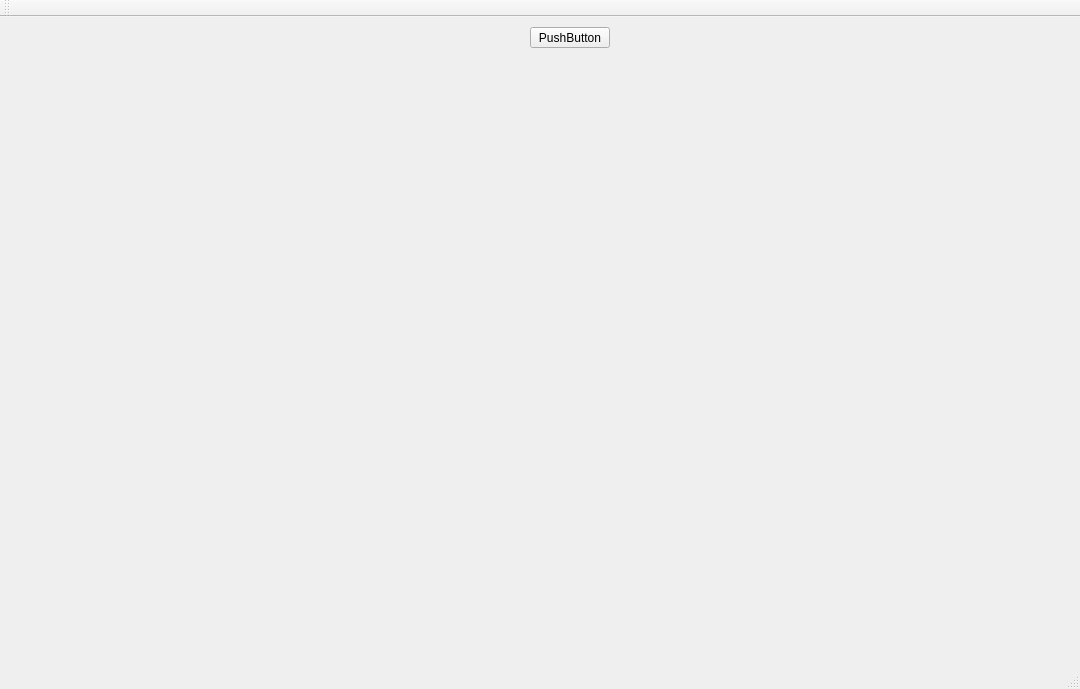
Above: mainwindow.ui from MOonRails/MoUI_onRails before the change. Below: the same form after it.
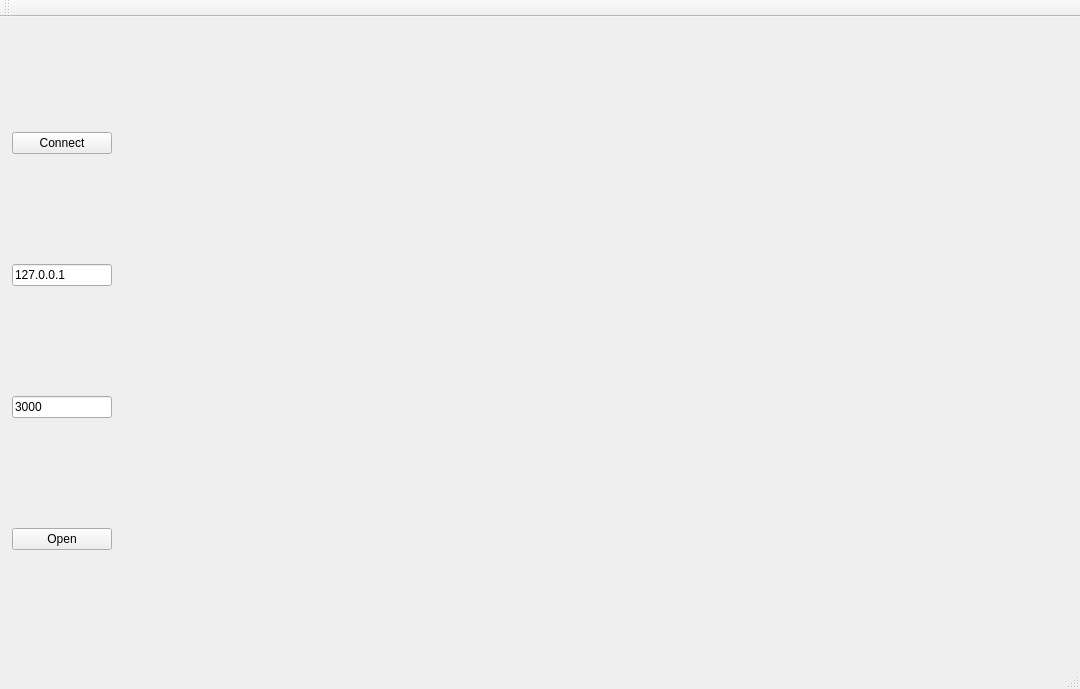
That is the form after the change.

Commit message: initial parsing is working. added docking widget for the service, and initial interface for send and receive

```diff
--- a/mainwindow.ui
+++ b/mainwindow.ui
@@ -17,27 +17,69 @@
    <widget class="QWidget" name="horizontalLayoutWidget">
     <property name="geometry">
      <rect>
-      <x>0</x>
-      <y>50</y>
+      <x>1</x>
+      <y>0</y>
       <width>1081</width>
-      <height>601</height>
+      <height>651</height>
      </rect>
     </property>
-    <layout class="QHBoxLayout" name="horizontalLayout"/>
+    <layout class="QVBoxLayout" name="verticalLayout">
+     <item>
+      <widget class="QPushButton" name="pushButton_connect">
+       <property name="maximumSize">
+        <size>
+         <width>100</width>
+         <height>16777215</height>
+        </size>
+       </property>
+       <property name="text">
+        <string>Connect</string>
+       </property>
+      </widget>
+     </item>
+     <item>
+      <widget class="QLineEdit" name="lineEdit_ip">
+       <property name="maximumSize">
+        <size>
+         <width>100</width>
+         <height>16777215</height>
+        </size>
+       </property>
+       <property name="text">
+        <string>127.0.0.1</string>
+       </property>
+      </widget>
+     </item>
+     <item>
+      <widget class="QLineEdit" name="lineEdit_port">
+       <property name="maximumSize">
+        <size>
+         <width>100</width>
+         <height>16777215</height>
+        </size>
+       </property>
+       <property name="text">
+        <string>3000</string>
+       </property>
+      </widget>
+     </item>
+     <item>
+      <widget class="QPushButton" name="pushButton_file">
+       <property name="maximumSize">
+        <size>
+         <width>100</width>
+         <height>16777215</height>
+        </size>
+       </property>
+       <property name="text">
+        <string>Open</string>
+       </property>
+      </widget>
+     </item>
+    </layout>
    </widget>
-   <widget class="QPushButton" name="pushButton_file">
-    <property name="geometry">
-     <rect>
-      <x>530</x>
-      <y>10</y>
-      <width>80</width>
-      <height>21</height>
-     </rect>
-    </property>
-    <property name="text">
-     <string>PushButton</string>
-    </property>
-   </widget>
+   <zorder>verticalLayoutWidget</zorder>
+   <zorder>treeView</zorder>
   </widget>
   <widget class="QMenuBar" name="menuBar">
    <property name="geometry">
```
Left out of the diff: 2 changed lines with no effect on the pictures. The commit also changes 6 other files.
